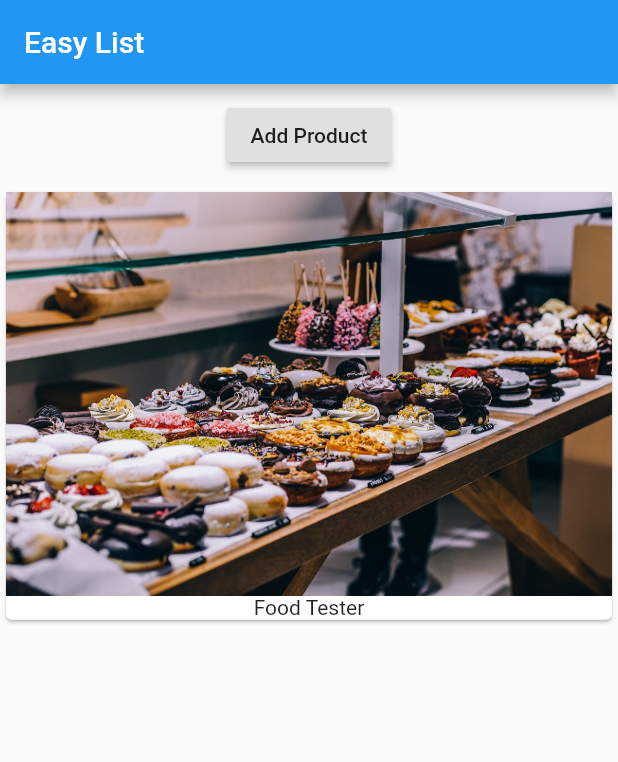
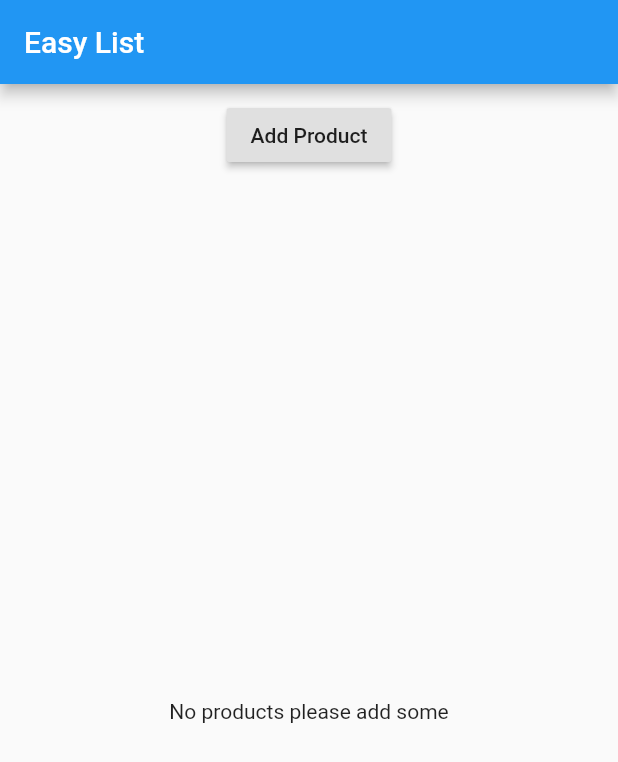
Before and after one commit to dhevanthareza/flutter-flutter_course, a Flutter app: the screen it shows after launch, on a phone screen of 412 x 824 dp. Shown: the top 762 px of the screen. Run offline on Flutter 3.47's test engine with Material 2 defaults, Android fonts, the phone set to English and light mode, and no system bars.

```diff
--- a/lib/main.dart
+++ b/lib/main.dart
@@ -12,7 +12,7 @@ class MyApp extends StatelessWidget {
           appBar: AppBar(
             title: Text('Easy List'),
           ),
-          body: ProductManager('Food Tester')),
+          body: ProductManager()),
     );
   }
 }
--- a/lib/product_manager.dart
+++ b/lib/product_manager.dart
@@ -4,7 +4,8 @@ import './product_control.dart';
 
 class ProductManager extends StatefulWidget {
   final String startingProduct;
-  ProductManager(this.startingProduct);
+  ProductManager({this.startingProduct});
+
   @override
   State<StatefulWidget> createState() {
     return _ProductManager();
@@ -16,7 +17,9 @@ class _ProductManager extends State<ProductManager> {
   @override
   void initState() {
     super.initState();
-     _products.add(widget.startingProduct);
+    if(widget.startingProduct != null){
+      _products.add(widget.startingProduct);
+    }
   }
   void _addProduct(String product) {
     setState(() {
--- a/lib/products.dart
+++ b/lib/products.dart
@@ -3,21 +3,33 @@ import "package:flutter/material.dart";
 class Products extends StatelessWidget {
   final List<String> products;
   Products(this.products);
+
+  Widget _buildProductItem(BuildContext context, int index) {
+    return Card(
+      child: Column(
+        children: <Widget>[
+          Image.asset('assets/food.jpg'),
+          Text(products[index])
+        ],
+      ),
+    );
+  }
+
+  Widget _buildProductList() {
+    Widget productCard = Center(
+      child: Text("No products please add some"),
+    );
+    if (products.length > 0) {
+      productCard = ListView.builder(
+        itemBuilder: _buildProductItem,
+        itemCount: products.length,
+      );
+    }
+    return productCard;
+  }
+
   @override
   Widget build(BuildContext context) {
-    return ListView(
-      children: products
-          .map(
-            (element) => Card(
-                  child: Column(
-                    children: <Widget>[
-                      Image.asset('assets/food.jpg'),
-                      Text(element)
-                    ],
-                  ),
-                ),
-          )
-          .toList(),
-    );
+    return _buildProductList();
   }
 }
```
